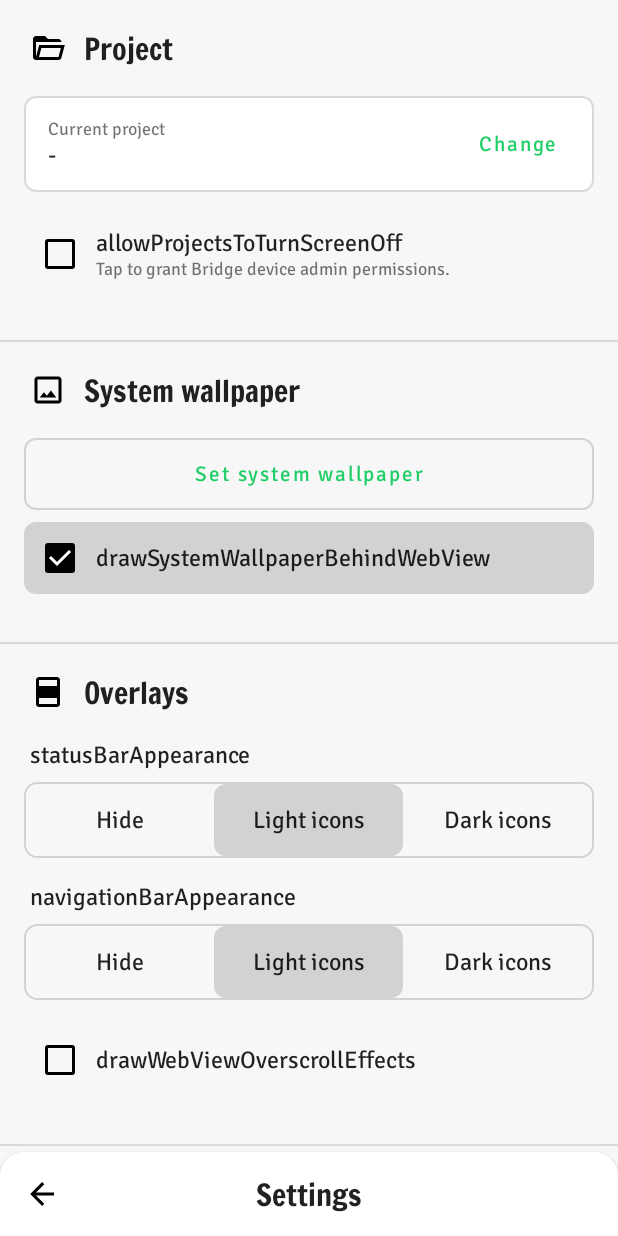
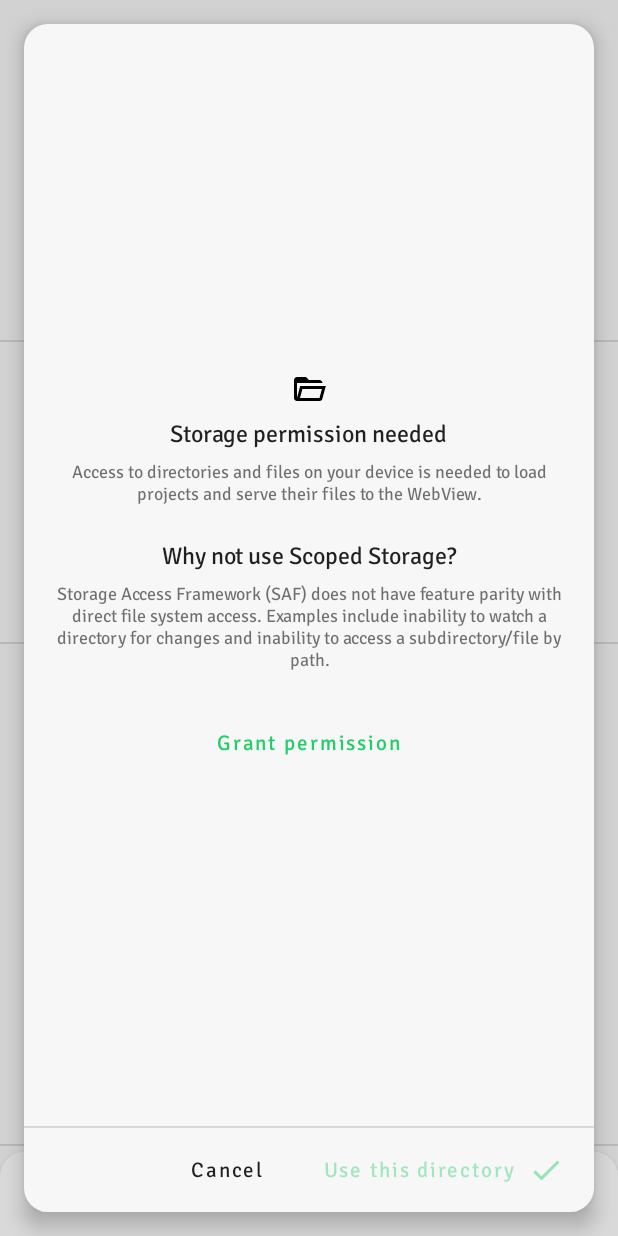
Before and after one commit to bridgelauncher/launcher, an Android app built with Jetpack Compose: the SettingsActivity screen opened directly, with no data from a screen before it, after a tap on "Change", on a phone screen of 412 x 824 dp. Run offline under Robolectric (Android 15) with nearby library versions, the phone set to English and light mode, and no system bars; our stand-ins replace Dagger/Hilt's generated code; 2 statements that could not run were skipped.

Commit message:
solve refreshing UI after storage perm state change

```diff
--- a/app/build.gradle
+++ b/app/build.gradle
@@ -59,6 +59,7 @@ dependencies {
     implementation "androidx.compose.ui:ui:$compose_ui_version"
     implementation "androidx.compose.ui:ui-tooling-preview:$compose_ui_version"
     implementation 'androidx.compose.material:material:1.5.4'
+    implementation 'androidx.compose.runtime:runtime-livedata:1.5.4'
     implementation "androidx.datastore:datastore-preferences:1.0.0"
     implementation "androidx.lifecycle:lifecycle-viewmodel-ktx:$lifecycle_version"
     implementation "androidx.lifecycle:lifecycle-viewmodel-compose:$lifecycle_version"
--- a/app/src/main/java/com/tored/bridgelauncher/MainActivity.kt
+++ b/app/src/main/java/com/tored/bridgelauncher/MainActivity.kt
@@ -19,6 +19,7 @@ import androidx.compose.foundation.layout.fillMaxSize
 import androidx.compose.foundation.layout.height
 import androidx.compose.foundation.layout.padding
 import androidx.compose.foundation.layout.size
+import androidx.compose.foundation.layout.systemBarsPadding
 import androidx.compose.foundation.layout.width
 import androidx.compose.foundation.layout.wrapContentHeight
 import androidx.compose.foundation.layout.wrapContentSize
@@ -83,7 +84,6 @@ fun HomeScreen(settingsVM: SettingsVM = viewModel())
     {
         webViewState.webView?.settings?.javaScriptEnabled = true
     }
-
 
     val currentView = LocalView.current
     if (!currentView.isInEditMode)
@@ -153,6 +153,7 @@ fun HomeScreen(settingsVM: SettingsVM = viewModel())
             {
                 Box(
                     modifier = Modifier
+                        .systemBarsPadding()
                         .padding(16.dp),
                 )
                 {
--- a/app/src/main/java/com/tored/bridgelauncher/SettingsActivity.kt
+++ b/app/src/main/java/com/tored/bridgelauncher/SettingsActivity.kt
@@ -16,14 +16,19 @@ import androidx.activity.ComponentActivity
 import androidx.activity.compose.setContent
 import androidx.compose.foundation.border
 import androidx.compose.foundation.layout.Arrangement
+import androidx.compose.foundation.layout.Box
 import androidx.compose.foundation.layout.Column
 import androidx.compose.foundation.layout.Row
 import androidx.compose.foundation.layout.Spacer
+import androidx.compose.foundation.layout.WindowInsets
 import androidx.compose.foundation.layout.defaultMinSize
+import androidx.compose.foundation.layout.fillMaxSize
 import androidx.compose.foundation.layout.fillMaxWidth
 import androidx.compose.foundation.layout.height
+import androidx.compose.foundation.layout.navigationBars
 import androidx.compose.foundation.layout.padding
 import androidx.compose.foundation.layout.size
+import androidx.compose.foundation.layout.systemBarsPadding
 import androidx.compose.foundation.layout.wrapContentHeight
 import androidx.compose.foundation.rememberScrollState
 import androidx.compose.foundation.verticalScroll
@@ -34,13 +39,22 @@ import androidx.compose.material.Surface
 import androidx.compose.material.Text
 import androidx.compose.runtime.Composable
 import androidx.compose.runtime.LaunchedEffect
+import androidx.compose.runtime.SideEffect
 import androidx.compose.runtime.getValue
+import androidx.compose.runtime.mutableStateOf
+import androidx.compose.runtime.remember
+import androidx.compose.runtime.setValue
 import androidx.compose.ui.Alignment
 import androidx.compose.ui.Modifier
+import androidx.compose.ui.graphics.Color
+import androidx.compose.ui.graphics.toArgb
 import androidx.compose.ui.platform.LocalContext
+import androidx.compose.ui.platform.LocalDensity
+import androidx.compose.ui.platform.LocalView
 import androidx.compose.ui.text.style.TextAlign
 import androidx.compose.ui.tooling.preview.Preview
 import androidx.compose.ui.unit.dp
+import androidx.core.view.WindowCompat
 import androidx.lifecycle.compose.collectAsStateWithLifecycle
 import androidx.lifecycle.viewmodel.compose.viewModel
 import com.tored.bridgelauncher.annotations.Display
@@ -51,10 +65,13 @@ import com.tored.bridgelauncher.services.BridgeLauncherDeviceAdminReceiver
 import com.tored.bridgelauncher.settings.SettingsState
 import com.tored.bridgelauncher.settings.SettingsVM
 import com.tored.bridgelauncher.settings.writeBool
+import com.tored.bridgelauncher.settings.writeDir
 import com.tored.bridgelauncher.settings.writeEnum
+import com.tored.bridgelauncher.ui.directorypicker.Directory
+import com.tored.bridgelauncher.ui.directorypicker.DirectoryPickerDialogStateless
+import com.tored.bridgelauncher.ui.directorypicker.DirectoryPickerUIState
 import com.tored.bridgelauncher.ui.shared.CheckboxField
 import com.tored.bridgelauncher.ui.shared.OptionsRow
-import com.tored.bridgelauncher.ui.shared.SetSystemBarsForBotBarActivity
 import com.tored.bridgelauncher.ui.theme.BridgeLauncherTheme
 import com.tored.bridgelauncher.ui.theme.borders
 import com.tored.bridgelauncher.ui.theme.botBar
@@ -63,6 +80,8 @@ import com.tored.bridgelauncher.utils.RawRepresentable
 import dagger.hilt.android.AndroidEntryPoint
 import kotlin.reflect.KProperty1
 import kotlin.reflect.full.findAnnotation
+
+private val TAG = "SETTINGS";
 
 enum class SystemBarAppearanceOptions(override val rawValue: Int) : RawRepresentable<Int>
 {
@@ -81,17 +100,35 @@ enum class ThemeOptions(override val rawValue: Int) : RawRepresentable<Int>
 @AndroidEntryPoint
 class SettingsActivity : ComponentActivity()
 {
+    private var _isExtStorageManager by mutableStateOf(false)
+
     override fun onCreate(savedInstanceState: Bundle?)
     {
         super.onCreate(savedInstanceState)
 
+        _isExtStorageManager = getIsExtStorageManager()
+
         setContent {
             BridgeLauncherTheme()
             {
-                SettingsScreen()
+                SettingsScreen(_isExtStorageManager)
             }
         }
     }
+
+    override fun onResume()
+    {
+        super.onResume()
+
+        // update state on resume
+        // we need a special permission on Android 11 and up
+        _isExtStorageManager = getIsExtStorageManager()
+    }
+}
+
+fun getIsExtStorageManager(): Boolean
+{
+    return Build.VERSION.SDK_INT < Build.VERSION_CODES.R || Environment.isExternalStorageManager();
 }
 
 fun <TProp> displayNameFor(prop: KProperty1<SettingsState, TProp>): String
@@ -101,10 +138,16 @@ fun <TProp> displayNameFor(prop: KProperty1<SettingsState, TProp>): String
 }
 
 @Composable
-fun SettingsScreen(vm: SettingsVM = viewModel())
+fun SettingsScreen(
+    isExtStorageManager: Boolean,
+    vm: SettingsVM = viewModel(),
+)
 {
     val uiState by vm.settingsUIState.collectAsStateWithLifecycle()
     LaunchedEffect(vm) { vm.request() }
+
+    var dirPickerCurrentDir by remember { mutableStateOf(uiState.currentProjDir ?: Environment.getExternalStorageDirectory()) }
+    var dirPickerIsOpen by remember { mutableStateOf(false) }
 
     val context = LocalContext.current
     val adminReceiverComponentName = ComponentName(context, BridgeLauncherDeviceAdminReceiver::class.java)
@@ -137,13 +180,43 @@ fun SettingsScreen(vm: SettingsVM = viewModel())
         )
     }
 
-    SetSystemBarsForBotBarActivity()
+    val currentView = LocalView.current
+    if (!currentView.isInEditMode)
+    {
+        val currentWindow = (currentView.context as? Activity)?.window
+            ?: throw Exception("Attempt to access a window from outside an activity.")
 
+        val isLight = MaterialTheme.colors.isLight
+
+        SideEffect()
+        {
+            val insetsController = WindowCompat.getInsetsController(currentWindow, currentView)
+            WindowCompat.setDecorFitsSystemWindows(currentWindow, false)
+
+            if (Build.VERSION.SDK_INT >= Build.VERSION_CODES.Q)
+            {
+                currentWindow.isNavigationBarContrastEnforced = false
+            }
+
+            currentWindow.statusBarColor = Color.Transparent.toArgb()
+            currentWindow.navigationBarColor = Color.Transparent.toArgb()
+            insetsController.isAppearanceLightStatusBars = isLight
+            insetsController.isAppearanceLightNavigationBars = isLight
+        }
+    }
+
+    Box(
+        modifier = Modifier.fillMaxSize()
+    )
+    {
         Surface(
             color = MaterialTheme.colors.background
         )
         {
-        Column()
+            Column(
+                modifier = Modifier
+                    .systemBarsPadding(),
+            )
             {
 
                 Column(
@@ -156,34 +229,10 @@ fun SettingsScreen(vm: SettingsVM = viewModel())
                 {
                     SettingsSection(label = "Project", iconResId = R.drawable.ic_folder_open)
                     {
-                    CurrentProjectCard(uiState.currentProjUri?.lastPathSegment)
+                        CurrentProjectCard(uiState.currentProjDir)
                         {
-                        if (Build.VERSION.SDK_INT >= Build.VERSION_CODES.R)
-                        {
-                            if (!Environment.isExternalStorageManager())
-                            {
-                                // TODO: inform the user that this permission is needed because scoped storage is retarded
-                                try
-                                {
-                                    context.startActivity(
-                                        Intent(
-                                            Settings.ACTION_MANAGE_APP_ALL_FILES_ACCESS_PERMISSION,
-                                            Uri.parse("package:${context.packageName}")
-                                        )
-                                    )
-                                }
-                                catch (ex: Exception)
-                                {
-                                    Toast.makeText(context, "Could not navigate to settings to grant access to all files.", Toast.LENGTH_LONG).show()
-                                }
-
-                                return@CurrentProjectCard
-                            }
-
-                            Toast.makeText(context, "we are in the beam", Toast.LENGTH_SHORT).show()
-                        }
-
-//                        launcher.launch(File(Environment.getExternalStorageDirectory(), "BridgeLauncherProjects").toUri())
+                            dirPickerCurrentDir = uiState.currentProjDir
+                            dirPickerIsOpen = true
                         }
 
                         val prop = SettingsState::allowProjectsToTurnScreenOff
@@ -390,41 +439,67 @@ fun SettingsScreen(vm: SettingsVM = viewModel())
             }
         }
 
-//    var dirPickerIsOpen by remember { mutableStateOf(true) }
-//    var dirPickerUIState by remember { mutableStateOf(DirectoryPickerUIState.NoPermission()) }
-//    DirectoryPickerDialogStateless(
-//        isOpen = dirPickerIsOpen,
-//        uiState = dirPickerUIState,
-//        onGrantPermissionRequest = {
-//            if (Build.VERSION.SDK_INT >= Build.VERSION_CODES.R)
-//            {
-//                if (!Environment.isExternalStorageManager())
-//                {
-//                    try
-//                    {
-//                        context.startActivity(
-//                            Intent(
-//                                Settings.ACTION_MANAGE_APP_ALL_FILES_ACCESS_PERMISSION,
-//                                Uri.parse("package:${context.packageName}")
-//                            )
-//                        )
-//                    }
-//                    catch (ex: Exception)
-//                    {
-//                        Toast.makeText(context, "Could not navigate to settings to grant access to all files.", Toast.LENGTH_LONG).show()
-//                    }
-//                }
-//            }
-//        },
-//        onCancelRequest = {
-//            dirPickerIsOpen = false
-//        },
-//        onConfirmRequest = {
-//            vm.edit {
-////                writeString(it.canonicalPath)
-//            }
-//        }
-//    )
+        Surface(
+            modifier = Modifier
+                .align(Alignment.BottomCenter)
+                .fillMaxWidth()
+                .height(with(LocalDensity.current) {
+                    WindowInsets.navigationBars
+                        .getBottom(this)
+                        .toDp()
+                }),
+            color = MaterialTheme.colors.surface,
+        ) { }
+
+        DirectoryPickerDialogStateless(
+            modifier = Modifier
+                .fillMaxSize(),
+            uiState = if (dirPickerIsOpen)
+            {
+                if (isExtStorageManager)
+                    DirectoryPickerUIState.HasPermission(dirPickerCurrentDir)
+                else
+                    DirectoryPickerUIState.NoPermission
+            }
+            else
+            {
+                null
+            },
+            onGrantPermissionRequest = {
+                if (Build.VERSION.SDK_INT >= Build.VERSION_CODES.R)
+                {
+                    if (!Environment.isExternalStorageManager())
+                    {
+                        try
+                        {
+                            context.startActivity(
+                                Intent(
+                                    Settings.ACTION_MANAGE_APP_ALL_FILES_ACCESS_PERMISSION,
+                                    Uri.parse("package:${context.packageName}")
+                                )
+                            )
+                        }
+                        catch (ex: Exception)
+                        {
+                            Toast.makeText(context, "Could not navigate to settings to grant access to all files.", Toast.LENGTH_LONG).show()
+                        }
+                    }
+                }
+            },
+            onNavigateRequest = { dir ->
+                dirPickerCurrentDir = dir
+            },
+            onCancelRequest = {
+                dirPickerIsOpen = false
+            },
+            onConfirmRequest = { dir ->
+                vm.edit {
+                    writeDir(SettingsState::currentProjDir, dir)
+                }
+                dirPickerIsOpen = false
+            }
+        )
+    }
 }
 
 @Composable
@@ -516,7 +591,7 @@ fun SettingsSectionHeader(label: String, iconResId: Int)
 }
 
 @Composable
-fun CurrentProjectCard(currentProjName: String?, onChangeClick: () -> Unit)
+fun CurrentProjectCard(currentProjDir: Directory?, onChangeClick: () -> Unit)
 {
     Surface(
         modifier = Modifier
@@ -538,10 +613,22 @@ fun CurrentProjectCard(currentProjName: String?, onChangeClick: () -> Unit)
                 modifier = Modifier.weight(1f)
             )
             {
-                Text("Current project", style = MaterialTheme.typography.body2, color = MaterialTheme.colors.textSec)
-                Text(currentProjName ?: "-", style = MaterialTheme.typography.body1)
+                Text(
+                    text = "Current project",
+                    style = MaterialTheme.typography.body2,
+                    color = MaterialTheme.colors.textSec
+                )
+                Text(
+                    text = currentProjDir?.name ?: "-",
+                    style = MaterialTheme.typography.body1,
+                    color = MaterialTheme.colors.primary,
+                )
             }
-            Btn(text = "Change", onClick = onChangeClick)
+            Btn(
+                text = "Change",
+                color = MaterialTheme.colors.onSurface,
+                onClick = onChangeClick
+            )
         }
     }
 }
@@ -611,6 +698,10 @@ fun SystemBarAppearanceOptionsField(label: String, selectedOption: SystemBarAppe
 fun SettingsPreview()
 {
     BridgeLauncherTheme {
-        SystemBarAppearanceOptionsField("Status bar", SystemBarAppearanceOptions.Hide, { })
+        SystemBarAppearanceOptionsField(
+            "Status bar",
+            SystemBarAppearanceOptions.Hide,
+            onChange = { }
+        )
     }
 }
--- a/app/src/main/java/com/tored/bridgelauncher/httpserver/BridgeHttpServerService.kt
+++ b/app/src/main/java/com/tored/bridgelauncher/httpserver/BridgeHttpServerService.kt
@@ -6,7 +6,7 @@ import android.os.IBinder
 import android.util.Log
 import com.sun.net.httpserver.HttpServer
 import com.tored.bridgelauncher.settings.SettingsState
-import com.tored.bridgelauncher.settings.readUri
+import com.tored.bridgelauncher.settings.readDir
 import com.tored.bridgelauncher.settings.settingsDataStore
 import kotlinx.coroutines.CoroutineScope
 import kotlinx.coroutines.Dispatchers
@@ -31,8 +31,8 @@ class BridgeHttpServerService : Service()
         _handler = BridgeHttpServerHandler(applicationContext)
 
         _scope.launch {
-            settingsDataStore.data.collectLatest {
-                _handler.projectRoot = it.readUri(SettingsState::currentProjUri)
+            settingsDataStore.data.collectLatest { prefs ->
+                _handler.projectRoot = prefs.readDir(SettingsState::currentProjDir)
             }
         }
     }
--- a/app/src/main/java/com/tored/bridgelauncher/settings/SettingsVM.kt
+++ b/app/src/main/java/com/tored/bridgelauncher/settings/SettingsVM.kt
@@ -15,6 +15,7 @@ import androidx.lifecycle.viewModelScope
 import com.tored.bridgelauncher.SystemBarAppearanceOptions
 import com.tored.bridgelauncher.ThemeOptions
 import com.tored.bridgelauncher.annotations.Display
+import com.tored.bridgelauncher.ui.directorypicker.Directory
 import com.tored.bridgelauncher.utils.RawRepresentable
 import com.tored.bridgelauncher.utils.intToEnumOrDefault
 import dagger.hilt.android.lifecycle.HiltViewModel
@@ -31,9 +32,10 @@ val Context.settingsDataStore by preferencesDataStore("settings")
 
 data class SettingsState(
 
-    val currentProjUri: Uri? = null,
+    val currentProjDir: Directory? = null,
     val isQSTileAdded: Boolean = false,
     val isDeviceAdminEnabled: Boolean = false,
+    val isExternalStorageManager: Boolean = false,
 
     val theme: ThemeOptions = ThemeOptions.System,
 
@@ -103,7 +105,7 @@ inline fun <reified TParent> Preferences.readUri(
     val key = stringPreferencesKey(getPrefKeyName(prop))
     val uriStr = get(key)
     return if (uriStr == null)
-        null;
+        null
     else
         Uri.parse(uriStr).also { Log.d("PREFS", "readUri: $it") }
 }
@@ -120,6 +122,30 @@ inline fun <reified TParent> MutablePreferences.writeUri(
 }
 
 
+inline fun <reified TParent> Preferences.readDir(
+    prop: KProperty1<TParent, Directory?>
+): Directory?
+{
+    val key = stringPreferencesKey(getPrefKeyName(prop))
+    val pathStr = get(key)
+    return if (pathStr == null)
+        null
+    else
+        Directory(pathStr)
+}
+
+inline fun <reified TParent> MutablePreferences.writeDir(
+    prop: KProperty1<TParent, Directory?>, value: Directory?
+)
+{
+    val key = stringPreferencesKey(getPrefKeyName(prop))
+    if (value == null)
+        remove(key)
+    else
+        set(key, value.canonicalPath)
+}
+
+
 @HiltViewModel
 class SettingsVM @Inject constructor(@ApplicationContext appContext: Context) : ViewModel()
 {
@@ -131,9 +157,10 @@ class SettingsVM @Inject constructor(@ApplicationContext appContext: Context) :
             _ds.data.collectLatest { prefs ->
                 _settingsUIState.update {
                     it.copy(
-                        currentProjUri = prefs.readUri(SettingsState::currentProjUri),
+                        currentProjDir = prefs.readDir(SettingsState::currentProjDir),
                         isQSTileAdded = prefs.readBool(SettingsState::isQSTileAdded, false),
                         isDeviceAdminEnabled = prefs.readBool(SettingsState::isDeviceAdminEnabled, false),
+                        isExternalStorageManager = prefs.readBool(SettingsState::isExternalStorageManager, false),
 
                         theme = prefs.readEnum(SettingsState::theme, ThemeOptions.System),
 
--- a/app/src/main/java/com/tored/bridgelauncher/ui/directorypicker/DirectoryPickerDialog.kt
+++ b/app/src/main/java/com/tored/bridgelauncher/ui/directorypicker/DirectoryPickerDialog.kt
@@ -1,10 +1,14 @@
 package com.tored.bridgelauncher.ui.directorypicker
 
 import android.os.Environment
+import androidx.activity.compose.BackHandler
+import androidx.compose.foundation.clickable
+import androidx.compose.foundation.interaction.MutableInteractionSource
 import androidx.compose.foundation.layout.Column
 import androidx.compose.foundation.layout.fillMaxSize
 import androidx.compose.foundation.layout.fillMaxWidth
 import androidx.compose.foundation.layout.padding
+import androidx.compose.foundation.layout.systemBarsPadding
 import androidx.compose.material.Divider
 import androidx.compose.material.MaterialTheme
 import androidx.compose.material.Surface
@@ -16,14 +20,12 @@ import androidx.compose.runtime.setValue
 import androidx.compose.ui.Modifier
 import androidx.compose.ui.tooling.preview.Preview
 import androidx.compose.ui.unit.dp
-import androidx.compose.ui.window.Dialog
-import androidx.compose.ui.window.DialogProperties
 import com.tored.bridgelauncher.ui.theme.BridgeLauncherThemeStateless
+import com.tored.bridgelauncher.ui.theme.scrim
 
 @Composable
 fun DirectoryPickerDialogStateless(
-    isOpen: Boolean,
-    uiState: DirectoryPickerUIState,
+    uiState: DirectoryPickerUIState?,
     onNavigateRequest: (Directory) -> Unit,
     onGrantPermissionRequest: () -> Unit,
     onCancelRequest: () -> Unit,
@@ -31,17 +33,22 @@ fun DirectoryPickerDialogStateless(
     modifier: Modifier = Modifier,
 )
 {
-    if (isOpen)
+    if (uiState != null)
     {
-        Dialog(
-            properties = DialogProperties(
-                usePlatformDefaultWidth = false
-            ),
-            onDismissRequest = onCancelRequest,
+        BackHandler { onCancelRequest() }
+
+        Surface(
+            modifier = modifier
+                .clickable(onClick = onCancelRequest, interactionSource = remember { MutableInteractionSource() }, indication = null),
+            color = MaterialTheme.colors.scrim,
         )
         {
             Surface(
-                modifier = modifier,
+                modifier = Modifier
+                    .systemBarsPadding()
+                    .padding(16.dp)
+                    .fillMaxSize()
+                    .clickable(onClick = {}, interactionSource = remember { MutableInteractionSource() }, indication = null),
                 color = MaterialTheme.colors.background,
                 shape = MaterialTheme.shapes.large,
                 elevation = 8.dp,
@@ -96,23 +103,16 @@ fun DirectoryPickerDialogStateless(
 
 
 @Composable
-@Preview
+@Preview(showBackground = true)
 fun DirectoryPickerDialogPreview()
 {
     BridgeLauncherThemeStateless(useDarkTheme = false)
     {
-        Surface(
-            modifier = Modifier.fillMaxSize(),
-            color = MaterialTheme.colors.surface
-        ) {}
-
         var currentDir by remember { mutableStateOf(Environment.getExternalStorageDirectory()) }
 
         DirectoryPickerDialogStateless(
             modifier = Modifier
-                .fillMaxSize()
-                .padding(16.dp),
-            isOpen = true,
+                .fillMaxSize(),
             uiState = DirectoryPickerUIState.HasPermission(
                 currentDir = currentDir,
             ),
--- a/app/src/main/java/com/tored/bridgelauncher/ui/theme/Theme.kt
+++ b/app/src/main/java/com/tored/bridgelauncher/ui/theme/Theme.kt
@@ -96,3 +96,6 @@ val Colors.textPlaceholder: Color
 
 val Colors.checkedItemBg: Color
     get() = if (isLight) Color(0x26000000) else Color(0x26FFFFFF)
+
+val Colors.scrim: Color
+    get() = if (isLight) Color(0x26000000) else Color(0x80000000)
--- a/build.gradle
+++ b/build.gradle
@@ -4,8 +4,8 @@ buildscript {
     }
 }// Top-level build file where you can add configuration options common to all sub-projects/modules.
 plugins {
-    id 'com.android.application' version '8.1.3' apply false
-    id 'com.android.library' version '8.1.3' apply false
+    id 'com.android.application' version '8.1.4' apply false
+    id 'com.android.library' version '8.1.4' apply false
     id 'org.jetbrains.kotlin.android' version '1.8.0' apply false
     id 'com.google.dagger.hilt.android' version '2.44' apply false
 }
```
Also changed, not shown: app/src/main/AndroidManifest.xml (+19 -11 lines), app/src/main/java/com/tored/bridgelauncher/httpserver/BridgeHttpServerHandler.kt (+69 -96 lines). Lines whose indentation alone changed are shown as unchanged.
